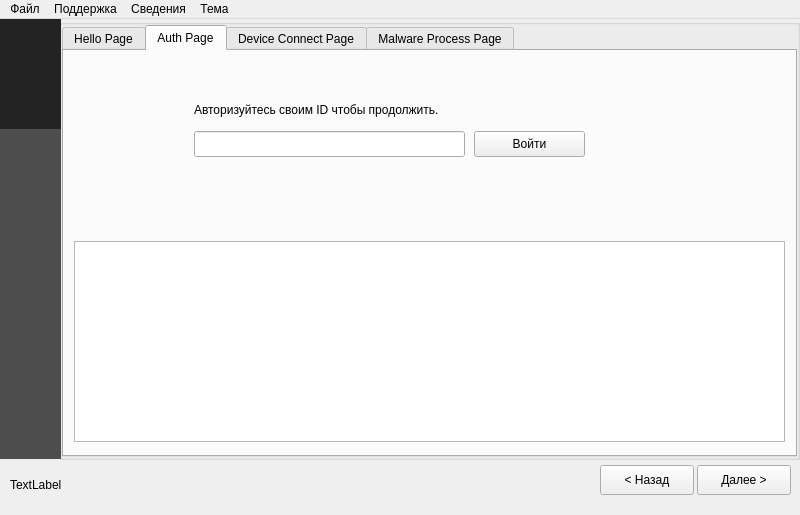
This is ui/mainwindow.ui in badcast/adskiller as Qt 5 draws it before an edit. The edited form follows.
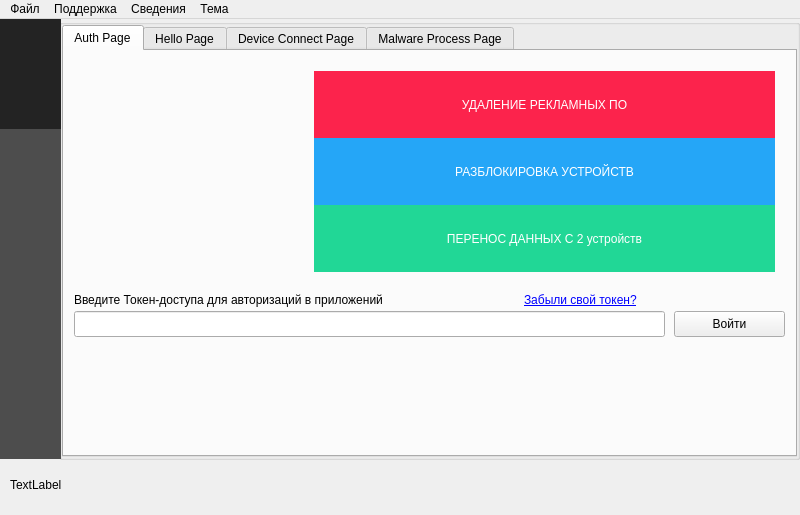
This is the edited form. The open tabs and pages were chosen to show the change. Icons and pictures are not drawn.

Patch:
```diff
--- a/ui/mainwindow.ui
+++ b/ui/mainwindow.ui
@@ -42,62 +42,6 @@
     <normaloff>:/resources/app-icon</normaloff>:/resources/app-icon</iconset>
   </property>
   <widget class="QWidget" name="centralwidget">
-   <widget class="QWidget" name="verticalLayoutWidget">
-    <property name="geometry">
-     <rect>
-      <x>600</x>
-      <y>446</y>
-      <width>191</width>
-      <height>41</height>
-     </rect>
-    </property>
-    <layout class="QHBoxLayout" name="horizontalLayout">
-     <property name="spacing">
-      <number>3</number>
-     </property>
-     <property name="sizeConstraint">
-      <enum>QLayout::SizeConstraint::SetMaximumSize</enum>
-     </property>
-     <item>
-      <widget class="QPushButton" name="pprev">
-       <property name="enabled">
-        <bool>true</bool>
-       </property>
-       <property name="minimumSize">
-        <size>
-         <width>0</width>
-         <height>30</height>
-        </size>
-       </property>
-       <property name="text">
-        <string>&lt; Назад</string>
-       </property>
-       <property name="default">
-        <bool>false</bool>
-       </property>
-       <property name="flat">
-        <bool>false</bool>
-       </property>
-      </widget>
-     </item>
-     <item>
-      <widget class="QPushButton" name="pnext">
-       <property name="minimumSize">
-        <size>
-         <width>0</width>
-         <height>30</height>
-        </size>
-       </property>
-       <property name="text">
-        <string>Далее &gt;</string>
-       </property>
-       <property name="flat">
-        <bool>false</bool>
-       </property>
-      </widget>
-     </item>
-    </layout>
-   </widget>
    <widget class="QGroupBox" name="contentLayout">
     <property name="geometry">
      <rect>
@@ -123,65 +67,11 @@
      <property name="spacing">
       <number>0</number>
      </property>
-     <item row="0" column="0">
+     <item row="1" column="0">
       <widget class="QTabWidget" name="tabWidget">
        <property name="currentIndex">
         <number>0</number>
        </property>
-       <widget class="QWidget" name="tab0">
-        <attribute name="title">
-         <string>Hello Page</string>
-        </attribute>
-        <layout class="QGridLayout" name="gridLayout_3">
-         <item row="0" column="0">
-          <widget class="QScrollArea" name="scrollArea">
-           <property name="verticalScrollBarPolicy">
-            <enum>Qt::ScrollBarPolicy::ScrollBarAlwaysOn</enum>
-           </property>
-           <property name="horizontalScrollBarPolicy">
-            <enum>Qt::ScrollBarPolicy::ScrollBarAlwaysOff</enum>
-           </property>
-           <property name="widgetResizable">
-            <bool>true</bool>
-           </property>
-           <widget class="QWidget" name="scrollAreaWidgetContents">
-            <property name="geometry">
-             <rect>
-              <x>0</x>
-              <y>0</y>
-              <width>697</width>
-              <height>380</height>
-             </rect>
-            </property>
-            <property name="layoutDirection">
-             <enum>Qt::LayoutDirection::LeftToRight</enum>
-            </property>
-            <layout class="QGridLayout" name="gridLayout_2">
-             <item row="1" column="0">
-              <widget class="QLabel" name="label_2">
-               <property name="tabletTracking">
-                <bool>false</bool>
-               </property>
-               <property name="text">
-                <string notr="true">&lt;html&gt;&lt;head/&gt;&lt;body&gt;&lt;p align=&quot;center&quot;&gt;&lt;img  width=&quot;150&quot; src=&quot;:/resources/app-icon&quot;/&gt;&lt;/p&gt;&lt;p&gt;&lt;span style=&quot; font-weight:700;&quot;&gt;Освободите&lt;/span&gt; свое устройство Android от назойливых вирусов и реклам с помощью &lt;span style=&quot; font-weight:700; font-style:italic; text-decoration: underline;&quot;&gt;Ads Killer&lt;/span&gt;! Мощная программа эффективно удаляет вредоносные приложения и блокирует нежелательные рекламные объявления, обеспечивая вам безопасный и комфортный опыт использования вашего смартфона или планшета.&lt;/p&gt;&lt;p align=&quot;center&quot;&gt;&lt;span style=&quot; font-size:22pt; font-weight:700; font-style:italic; text-decoration: underline; color:#00aa7f;&quot;&gt;ЧТО ВАЖНО? БЕЗ УДАЛЕНИЯ ВСЕХ ДАННЫХ. &lt;/span&gt;&lt;/p&gt;&lt;p&gt;Проект реализован под свободной лицензией GPLv3 и разработан командой imister.kz. Защитите свое устройство с Ads Killer!&lt;/p&gt;&lt;/body&gt;&lt;/html&gt;</string>
-               </property>
-               <property name="wordWrap">
-                <bool>true</bool>
-               </property>
-               <property name="openExternalLinks">
-                <bool>true</bool>
-               </property>
-               <property name="textInteractionFlags">
-                <set>Qt::TextInteractionFlag::LinksAccessibleByMouse|Qt::TextInteractionFlag::TextSelectableByMouse</set>
-               </property>
-              </widget>
-             </item>
-            </layout>
-           </widget>
-          </widget>
-         </item>
-        </layout>
-       </widget>
        <widget class="QWidget" name="tab">
         <attribute name="title">
          <string>Auth Page</string>
@@ -189,9 +79,9 @@
         <widget class="QLineEdit" name="lineEditToken">
          <property name="geometry">
           <rect>
-           <x>130</x>
-           <y>80</y>
-           <width>271</width>
+           <x>10</x>
+           <y>260</y>
+           <width>591</width>
            <height>26</height>
           </rect>
          </property>
@@ -205,8 +95,8 @@
         <widget class="QPushButton" name="authButton">
          <property name="geometry">
           <rect>
-           <x>410</x>
-           <y>80</y>
+           <x>610</x>
+           <y>260</y>
            <width>111</width>
            <height>26</height>
           </rect>
@@ -218,23 +108,23 @@
         <widget class="QLabel" name="label_4">
          <property name="geometry">
           <rect>
-           <x>130</x>
-           <y>50</y>
-           <width>301</width>
+           <x>10</x>
+           <y>240</y>
+           <width>361</width>
            <height>18</height>
           </rect>
          </property>
          <property name="text">
-          <string>Авторизуйтесь своим ID чтобы продолжить.</string>
+          <string>Введите Токен-доступа для авторизаций в приложений</string>
          </property>
         </widget>
         <widget class="QLabel" name="statusAuthText">
          <property name="geometry">
           <rect>
-           <x>130</x>
-           <y>110</y>
-           <width>391</width>
-           <height>71</height>
+           <x>10</x>
+           <y>290</y>
+           <width>591</width>
+           <height>61</height>
           </rect>
          </property>
          <property name="text">
@@ -247,25 +137,157 @@
           <bool>true</bool>
          </property>
         </widget>
-        <widget class="QTableView" name="authInfo">
+        <widget class="QLabel" name="label_2">
+         <property name="geometry">
+          <rect>
+           <x>460</x>
+           <y>240</y>
+           <width>141</width>
+           <height>18</height>
+          </rect>
+         </property>
+         <property name="text">
+          <string>&lt;a href=&quot;index&quot;&gt;Забыли свой токен?&lt;/a&gt;</string>
+         </property>
+         <property name="openExternalLinks">
+          <bool>false</bool>
+         </property>
+         <property name="textInteractionFlags">
+          <set>Qt::TextInteractionFlag::LinksAccessibleByKeyboard|Qt::TextInteractionFlag::LinksAccessibleByMouse|Qt::TextInteractionFlag::TextBrowserInteraction|Qt::TextInteractionFlag::TextSelectableByKeyboard|Qt::TextInteractionFlag::TextSelectableByMouse</set>
+         </property>
+        </widget>
+        <widget class="QFrame" name="frame">
          <property name="geometry">
           <rect>
            <x>10</x>
-           <y>190</y>
-           <width>711</width>
+           <y>20</y>
+           <width>221</width>
            <height>201</height>
           </rect>
          </property>
-         <property name="editTriggers">
-          <set>QAbstractItemView::EditTrigger::NoEditTriggers</set>
+         <property name="styleSheet">
+          <string notr="true">image: url(:/resources/app-icon);</string>
          </property>
-         <property name="selectionMode">
-          <enum>QAbstractItemView::SelectionMode::SingleSelection</enum>
+         <property name="frameShape">
+          <enum>QFrame::Shape::NoFrame</enum>
          </property>
-         <property name="selectionBehavior">
-          <enum>QAbstractItemView::SelectionBehavior::SelectRows</enum>
+         <property name="frameShadow">
+          <enum>QFrame::Shadow::Plain</enum>
          </property>
         </widget>
+        <widget class="QFrame" name="frame_2">
+         <property name="geometry">
+          <rect>
+           <x>250</x>
+           <y>20</y>
+           <width>461</width>
+           <height>201</height>
+          </rect>
+         </property>
+         <property name="frameShape">
+          <enum>QFrame::Shape::NoFrame</enum>
+         </property>
+         <property name="frameShadow">
+          <enum>QFrame::Shadow::Raised</enum>
+         </property>
+         <property name="lineWidth">
+          <number>0</number>
+         </property>
+         <layout class="QGridLayout" name="gridLayout_2">
+          <property name="leftMargin">
+           <number>0</number>
+          </property>
+          <property name="topMargin">
+           <number>0</number>
+          </property>
+          <property name="rightMargin">
+           <number>0</number>
+          </property>
+          <property name="bottomMargin">
+           <number>0</number>
+          </property>
+          <property name="spacing">
+           <number>0</number>
+          </property>
+          <item row="0" column="0">
+           <widget class="QLabel" name="label_6">
+            <property name="styleSheet">
+             <string notr="true">background-color: #fc234c;
+color: white;
+padding: 0;
+margin: 0;</string>
+            </property>
+            <property name="text">
+             <string>УДАЛЕНИЕ РЕКЛАМНЫХ ПО</string>
+            </property>
+            <property name="alignment">
+             <set>Qt::AlignmentFlag::AlignCenter</set>
+            </property>
+            <property name="wordWrap">
+             <bool>true</bool>
+            </property>
+           </widget>
+          </item>
+          <item row="2" column="0">
+           <widget class="QLabel" name="label_8">
+            <property name="styleSheet">
+             <string notr="true">background-color: #21d796;
+color: white;
+padding: 0;
+margin: 0;</string>
+            </property>
+            <property name="text">
+             <string>ПЕРЕНОС ДАННЫХ С 2 устройств</string>
+            </property>
+            <property name="alignment">
+             <set>Qt::AlignmentFlag::AlignCenter</set>
+            </property>
+            <property name="wordWrap">
+             <bool>true</bool>
+            </property>
+           </widget>
+          </item>
+          <item row="1" column="0">
+           <widget class="QLabel" name="label_7">
+            <property name="styleSheet">
+             <string notr="true">background-color: #25a6f7;
+color: white;
+padding: 0;
+margin: 0;</string>
+            </property>
+            <property name="text">
+             <string>РАЗБЛОКИРОВКА УСТРОЙСТВ</string>
+            </property>
+            <property name="alignment">
+             <set>Qt::AlignmentFlag::AlignCenter</set>
+            </property>
+            <property name="wordWrap">
+             <bool>true</bool>
+            </property>
+           </widget>
+          </item>
+         </layout>
+        </widget>
+       </widget>
+       <widget class="QWidget" name="tab0">
+        <attribute name="title">
+         <string>Hello Page</string>
+        </attribute>
+        <layout class="QGridLayout" name="gridLayout_3">
+         <item row="0" column="0">
+          <widget class="QTableView" name="authInfo">
+           <property name="editTriggers">
+            <set>QAbstractItemView::EditTrigger::NoEditTriggers</set>
+           </property>
+           <property name="selectionMode">
+            <enum>QAbstractItemView::SelectionMode::SingleSelection</enum>
+           </property>
+           <property name="selectionBehavior">
+            <enum>QAbstractItemView::SelectionBehavior::SelectRows</enum>
+           </property>
+          </widget>
+         </item>
+        </layout>
        </widget>
        <widget class="QWidget" name="tab1">
         <attribute name="title">
@@ -787,7 +809,7 @@
      <rect>
       <x>10</x>
       <y>442</y>
-      <width>581</width>
+      <width>791</width>
       <height>48</height>
      </rect>
     </property>
```
Left out of the diff: 16 changed lines with no effect on the pictures.
